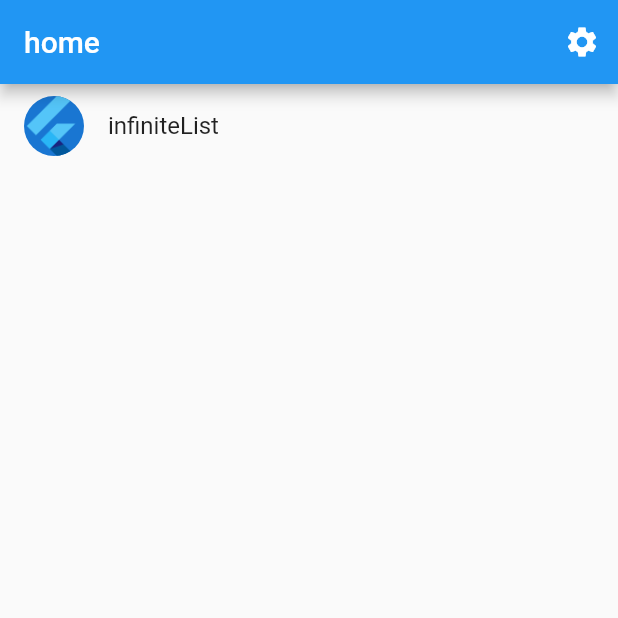
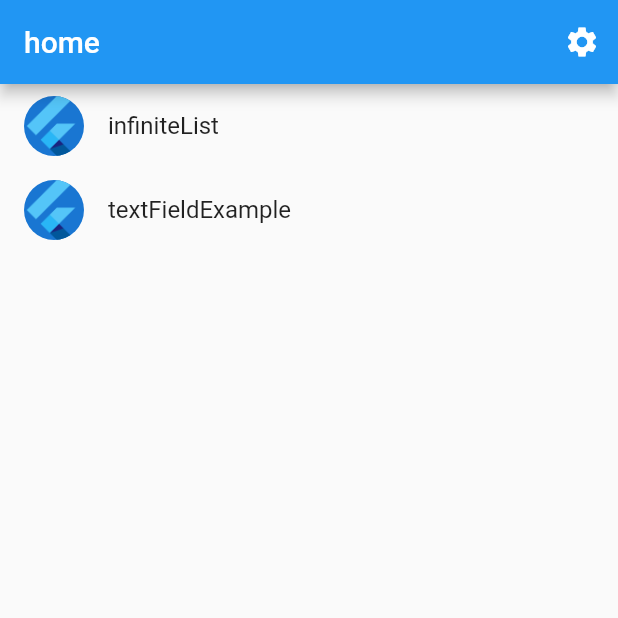
Before and after one commit to youxiachai/reborn, a Flutter app: the screen it shows after launch, on a phone screen of 412 x 824 dp, the top half of it. Run offline on Flutter 3.47's test engine with Material 2 defaults, Android fonts, the phone set to English and light mode, and no system bars; missing offline and left inert: window_manager; generated files the repository leaves out were written again.

Commit message:
add TextField example

```diff
--- a/lib/main.dart
+++ b/lib/main.dart
@@ -23,9 +23,7 @@ class WindowShowEvent {}
 void _setLoggingConfig() {
   Logger.root.level = Level.ALL; // defaults to Level.INFO
   Logger.root.onRecord.listen((record) {
-    if (kDebugMode) {
-      print('${record.level.name}: ${record.time}: ${record.message}');
-    }
+    debugPrint('${record.level.name}: ${record.time}: ${record.message}');
   });
 }
 
--- a/lib/src/app.dart
+++ b/lib/src/app.dart
@@ -5,10 +5,10 @@ import 'package:flutter_gen/gen_l10n/app_localizations.dart';
 import 'package:flutter_localizations/flutter_localizations.dart';
 import 'package:reborn/src/settings/settings_controller.dart';
 import 'package:reborn/src/settings/settings_view.dart';
-import 'package:window_manager/window_manager.dart';
 
 import 'home/home_view.dart';
 import 'infinite_list/infinite_list_view.dart';
+import 'textfile_button/textfile_button_view.dart';
 
 class MyCustomScrollBehavior extends MaterialScrollBehavior {
   // Override behavior methods and getters like dragDevices
@@ -33,6 +33,7 @@ class RebornApp extends StatelessWidget {
         animation: settingsController,
         builder: (BuildContext context, Widget? child) {
           return MaterialApp(
+              debugShowCheckedModeBanner: true,
               scrollBehavior: MyCustomScrollBehavior(),
               restorationScopeId: 'reborn',
               //国际化
@@ -53,6 +54,9 @@ class RebornApp extends StatelessWidget {
                     settings: routeSettings,
                     builder: (BuildContext context) {
                       switch (routeSettings.name) {
+                        //演示textfield 和 button的使用
+                        case TextFieldExamplePage.routeName:
+                          return const TextFieldExamplePage();
                         case InfiniteListView.routeName:
                           return const InfiniteListView();
                         case SettingsView.routeName:
--- a/lib/src/home/home_view.dart
+++ b/lib/src/home/home_view.dart
@@ -3,6 +3,7 @@ import 'package:flutter_gen/gen_l10n/app_localizations.dart';
 import 'package:reborn/src/settings/settings_view.dart';
 
 import '../infinite_list/infinite_list_view.dart';
+import '../textfile_button/textfile_button_view.dart';
 import 'sample_item.dart';
 
 class HomeView extends StatelessWidget {
@@ -12,11 +13,12 @@ class HomeView extends StatelessWidget {
 
   @override
   Widget build(BuildContext context) {
-    var title = AppLocalizations.of(context)!.infinite_list;
-
-    var itemOne = SampleItem(0, title, InfiniteListView.routeName);
-
-    List<SampleItem> items = [itemOne];
+    List<SampleItem> items = [
+      SampleItem(0, AppLocalizations.of(context)!.infiniteList,
+          InfiniteListView.routeName),
+      SampleItem(1, AppLocalizations.of(context)!.textFieldExample,
+          TextFieldExamplePage.routeName)
+    ];
 
     return Scaffold(
       appBar: AppBar(
--- a/lib/src/infinite_list/infinite_list_view.dart
+++ b/lib/src/infinite_list/infinite_list_view.dart
@@ -1,4 +1,3 @@
-import 'package:flutter/foundation.dart';
 import 'package:flutter/material.dart';
 import 'package:flutter_gen/gen_l10n/app_localizations.dart';
 import 'package:provider/provider.dart';
@@ -15,8 +14,9 @@ class InfiniteListView extends StatelessWidget {
     return ChangeNotifierProvider<Catalog>(
         create: (context) => Catalog(),
         child: Scaffold(
+            restorationId: 'InfiniteListView',
             appBar: AppBar(
-                title: Text(AppLocalizations.of(context)!.infinite_list)),
+                title: Text(AppLocalizations.of(context)!.infiniteList)),
             body: Selector<Catalog, int?>(
               //监听数据的变化
               selector: (context, catalog) => catalog.itemCount,
--- a/lib/src/localization/app_en.arb
+++ b/lib/src/localization/app_en.arb
@@ -3,7 +3,8 @@
   "settingTitle": "setting",
   "homeTitle": "home",
   "otherTitle": "otherTitle",
-  "infinite_list": "infiniteList",
+  "infiniteList": "infiniteList",
+  "textFieldExample" : "textFieldExample",
   "@appTitle": {
     "description": "The title of the application"
   }
--- a/lib/src/localization/app_zh.arb
+++ b/lib/src/localization/app_zh.arb
@@ -3,7 +3,8 @@
   "settingTitle": "设置",
   "homeTitle": "Home",
   "otherTitle": "其他",
-  "infinite_list": "无限列表",
+  "infiniteList": "无限列表",
+  "textFieldExample" : "输入和按钮框使用",
   "@appTitle": {
     "description": "The title of the application"
   }
```
Also changed, not shown: lib/src/textfile_button/textfile_button_view.dart (added, +51 -0 lines), 1 other file.
